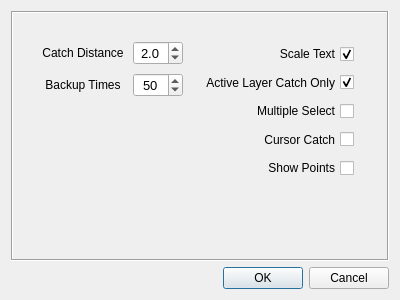
This is src/ui/Setting.ui in chen6556/DSV as Qt 5 draws it before an edit. The edited form follows.
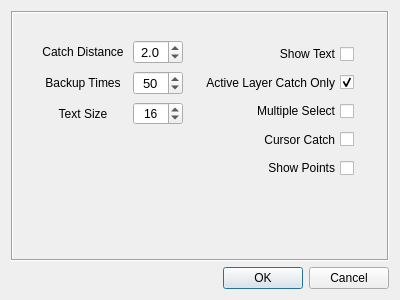
This is the edited form.

Patch:
```diff
--- a/src/ui/Setting.ui
+++ b/src/ui/Setting.ui
@@ -40,7 +40,7 @@
          <x>20</x>
          <y>20</y>
          <width>150</width>
-         <height>74</height>
+         <height>101</height>
         </rect>
        </property>
        <layout class="QGridLayout" name="gridLayout">
@@ -142,6 +142,38 @@
           </property>
          </widget>
         </item>
+        <item row="2" column="0">
+         <widget class="QLabel" name="label_3">
+          <property name="minimumSize">
+           <size>
+            <width>0</width>
+            <height>22</height>
+           </size>
+          </property>
+          <property name="text">
+           <string>Text Size</string>
+          </property>
+          <property name="alignment">
+           <set>Qt::AlignCenter</set>
+          </property>
+         </widget>
+        </item>
+        <item row="2" column="1">
+         <widget class="QSpinBox" name="text_size">
+          <property name="alignment">
+           <set>Qt::AlignCenter</set>
+          </property>
+          <property name="minimum">
+           <number>4</number>
+          </property>
+          <property name="maximum">
+           <number>100</number>
+          </property>
+          <property name="value">
+           <number>16</number>
+          </property>
+         </widget>
+        </item>
        </layout>
       </widget>
       <widget class="QWidget" name="gridLayoutWidget">
@@ -177,28 +209,28 @@
          </widget>
         </item>
         <item row="1" column="0">
-         <widget class="QCheckBox" name="scale_text">
-          <property name="sizePolicy">
-           <sizepolicy hsizetype="Preferred" vsizetype="Preferred">
-            <horstretch>0</horstretch>
-            <verstretch>0</verstretch>
-           </sizepolicy>
-          </property>
-          <property name="minimumSize">
-           <size>
-            <width>0</width>
-            <height>22</height>
-           </size>
-          </property>
-          <property name="layoutDirection">
-           <enum>Qt::RightToLeft</enum>
-          </property>
-          <property name="text">
-           <string>Scale Text</string>
-          </property>
-          <property name="checked">
+         <widget class="QCheckBox" name="show_text">
+          <property name="enabled">
            <bool>true</bool>
           </property>
+          <property name="sizePolicy">
+           <sizepolicy hsizetype="Preferred" vsizetype="Preferred">
+            <horstretch>0</horstretch>
+            <verstretch>0</verstretch>
+           </sizepolicy>
+          </property>
+          <property name="minimumSize">
+           <size>
+            <width>0</width>
+            <height>22</height>
+           </size>
+          </property>
+          <property name="layoutDirection">
+           <enum>Qt::RightToLeft</enum>
+          </property>
+          <property name="text">
+           <string>Show Text</string>
+          </property>
          </widget>
         </item>
         <item row="2" column="0">
```
Left out of the diff: 86 changed lines with no effect on the pictures.
